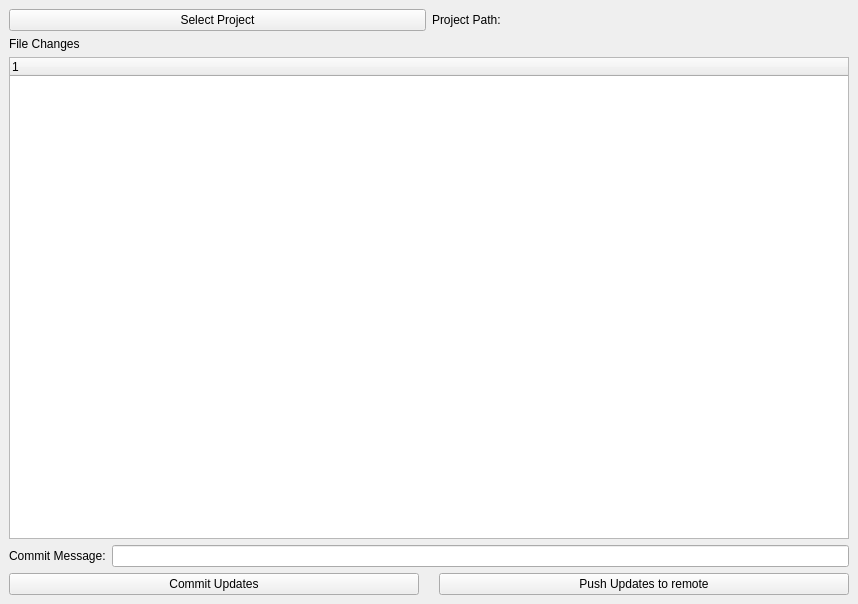
Old version of the form mainwindow.ui in the repository shadowofdominance/MyUnityGame.
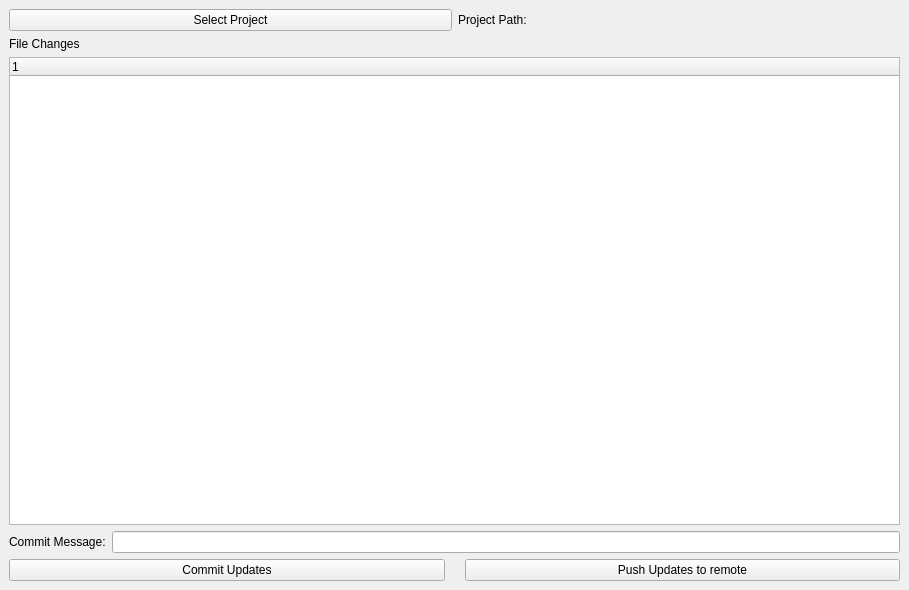
New version of the form.

```diff
--- a/mainwindow.ui
+++ b/mainwindow.ui
@@ -6,8 +6,8 @@
    <rect>
     <x>0</x>
     <y>0</y>
-    <width>858</width>
-    <height>604</height>
+    <width>909</width>
+    <height>590</height>
    </rect>
   </property>
   <property name="windowTitle">
@@ -31,6 +31,9 @@
           <property name="text">
            <string>Project Path:</string>
           </property>
+          <property name="alignment">
+           <set>Qt::AlignmentFlag::AlignLeading|Qt::AlignmentFlag::AlignLeft|Qt::AlignmentFlag::AlignVCenter</set>
+          </property>
           <property name="wordWrap">
            <bool>false</bool>
           </property>
```
